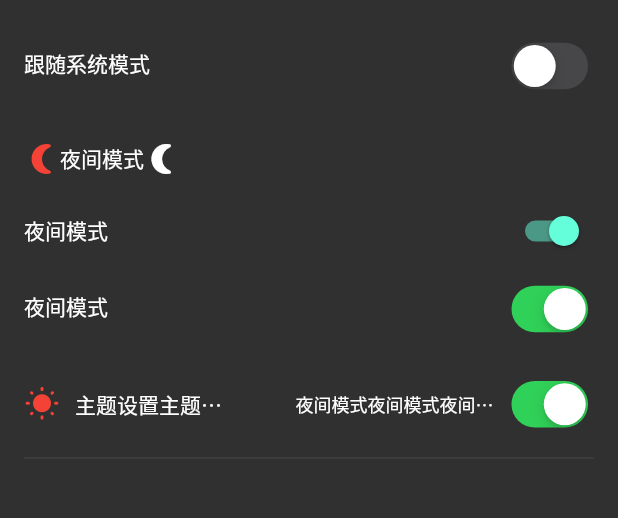
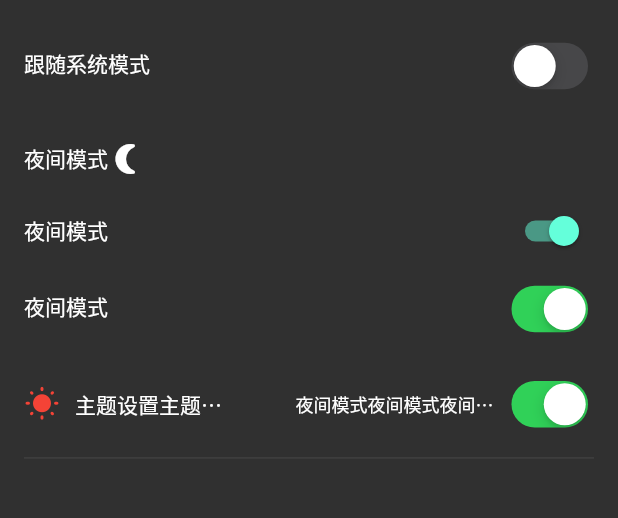
Before and after one commit to JerryAlexLiang/flutter_wan_android_getx, a Flutter app: the ThemeSettingPage screen opened by its route, after a tap on "日间模式", on a phone screen of 412 x 824 dp, the part 60-578 px from its top. Run offline on Flutter 3.47's test engine with Material 2 defaults, Android fonts, the phone set to English and light mode, and no system bars; drawn by our look-alikes of oktoast, pull_to_refresh; our stand-ins replace dio, flutter_screenutil, fluttertoast, get, logger, shared_preferences; accounts and stored records are empty.

Commit message:
[develop] bug fixed

```diff
--- a/lib/page/mine/mine_page.dart
+++ b/lib/page/mine/mine_page.dart
@@ -9,35 +9,45 @@ import 'package:get/get.dart';
 import 'mine_controller.dart';
 
 class MinePage extends StatelessWidget {
+  const MinePage({Key? key}) : super(key: key);
+
   @override
   Widget build(BuildContext context) {
     final controller = Get.find<MineController>();
+    final themeSettingController = Get.find<ThemeSettingController>();
 
     LoggerUtil.d("=======> MinePage build");
     return Center(
       child: MaterialButton(
         onPressed: () {
-          // navigator!
-          //     .push(
-          //     MaterialPageRoute(builder: (context) => ThemeSettingPage()));
           Get.toNamed(AppRoutes.settingPage);
         },
-        // child: const Text('更改主题'),
         child: Row(
           children: [
-            GetX<ThemeSettingController>(
-              init: ThemeSettingController(),
-              initState: (_) {},
-              builder: (controller) {
-                return Icon(
-                  controller.themeKeyValue == ThemeKey.darkTheme
-                      ? Icons.nightlight_round
-                      : Icons.wb_sunny_rounded,
-                );
-              },
+            // GetX<ThemeSettingController>(
+            //   init: ThemeSettingController(),
+            //   initState: (_) {},
+            //   builder: (controller) {
+            //     return Icon(
+            //       controller.themeKeyValue == ThemeKey.darkTheme
+            //           ? Icons.nightlight_round
+            //           : Icons.wb_sunny_rounded,
+            //     );
+            //   },
+            // ),
+            Icon(
+              themeSettingController.themeKeyValue == ThemeKey.darkTheme
+                  ? Icons.nightlight_round
+                  : Icons.wb_sunny_rounded,
             ),
-            const Expanded(
-              child: Text('更改主题'),
+            Expanded(
+              child: Text(
+                '更改主题',
+                style: TextStyle(
+                  // color: Theme.of(context).textTheme.bodyText1?.color,
+                  color: context.bodyText1Color,
+                ),
+              ),
             ),
           ],
         ),
--- a/lib/page/setting/theme/theme_setting_page.dart
+++ b/lib/page/setting/theme/theme_setting_page.dart
@@ -29,22 +29,22 @@ class ThemeSettingPage extends StatelessWidget {
       // ClampingScrollPhysics ： 防止滚动超出边界，夹住 。
       // AlwaysScrollableScrollPhysics ：始终响应用户的滚动。
       // NeverScrollableScrollPhysics ：不响应用户的滚动。
-      body: Center(
+      body: Obx(() {
+        return Center(
           child: ListView(
             physics: const BouncingScrollPhysics(),
             children: [
               ListTile(
                 leading: Text(
                   '跟随系统模式',
-                style: Theme.of(context).textTheme.bodyText1,
+                  // style: Theme.of(context).textTheme.bodyText1,
+                  style: context.bodyText1Style,
                 ),
-              trailing: Obx(() {
-                return CupertinoSwitch(
+                trailing: CupertinoSwitch(
                   value: controller.systemThemeModeValue,
                   onChanged: (toggles) =>
                       controller.openSystemThemeMode(toggles),
-                );
-              }),
+                ),
                 onTap: () => Fluttertoast.showToast(msg: "msg"),
               ),
               const SizedBox(
@@ -56,20 +56,14 @@ class ThemeSettingPage extends StatelessWidget {
                   children: [
                     MaterialButton(
                       onPressed: () {
-                      controller.changeThemeData(Get.isDarkMode
+                        controller.changeThemeData(
+                            controller.themeKeyValue == ThemeKey.darkTheme
                                 ? ThemeKey.lightTheme
                                 : ThemeKey.darkTheme);
                       },
                       child: Row(
                         children: [
-                        Icon(
-                          Get.isDarkMode
-                              ? Icons.nightlight_round
-                              : Icons.wb_sunny_rounded,
-                          color: Get.iconColor,
-                        ),
-                        Text(Get.isDarkMode ? '夜间模式' : '日间模式'),
-                        // Text(controller.themeKey.toString()),
+                          Text(controller.themeKeyValue),
                           Icon(
                             controller.themeKeyValue == ThemeKey.darkTheme
                                 ? Icons.nightlight_round
@@ -110,7 +104,8 @@ class ThemeSettingPage extends StatelessWidget {
                       title:
                           "主题设置主题设置主题设置主题设置主题设置主题设置主题设置主题设置主题设置主题设置主题设置主题设置主题设置",
                       isShowLeftWidget: true,
-                    // leftImage: 'images/ic_back_black.png',
+                      leftImage: 'images/ic_back_black.png',
+                      // leftColor: Colors.yellow,
                       leftWidget: const Icon(Icons.wb_sunny_rounded),
                       // rightContent: "黑夜模式黑夜模式黑夜模式黑夜模式黑夜模式黑夜模式黑夜模式黑夜模式黑夜模式黑夜模式黑夜模式黑夜模式",
                       rightContent: controller.themeKeyValue * 10,
@@ -119,7 +114,8 @@ class ThemeSettingPage extends StatelessWidget {
                       //   padding: const EdgeInsets.only(right: 10),
                       //   child: const Icon(Icons.check, color: Colors.red),
                       // ),
-                    onTap: () => Fluttertoast.showToast(msg: "CustomListTitle"),
+                      onTap: () =>
+                          Fluttertoast.showToast(msg: "CustomListTitle"),
                       onLongPress: () => Fluttertoast.showToast(
                           msg: "CustomListTitle onLongPress"),
                       rightWidget: CupertinoSwitch(
@@ -133,7 +129,8 @@ class ThemeSettingPage extends StatelessWidget {
               ),
             ],
           ),
-      ),
+        );
+      }),
     );
   }
 }
--- a/lib/routes/app_pages.dart
+++ b/lib/routes/app_pages.dart
@@ -1,5 +1,6 @@
 import 'package:flutter_wan_android_getx/page/index/index_binding.dart';
 import 'package:flutter_wan_android_getx/page/index/index_page.dart';
+import 'package:flutter_wan_android_getx/page/setting/setting_binding.dart';
 import 'package:flutter_wan_android_getx/page/setting/setting_page.dart';
 import 'package:flutter_wan_android_getx/page/setting/theme/theme_setting_page.dart';
 import 'package:flutter_wan_android_getx/page/unknown_route_page.dart';
@@ -18,7 +19,11 @@ class AppPages {
       page: () => const IndexPage(),
       binding: IndexBinding(),
     ),
-    GetPage(name: AppRoutes.settingPage, page: () => SettingPage()),
+    GetPage(
+      name: AppRoutes.settingPage,
+      page: () => SettingPage(),
+      binding: SettingBinding(),
+    ),
     GetPage(
       name: AppRoutes.themeModePage,
       page: () => ThemeSettingPage(),
--- a/lib/theme/app_theme.dart
+++ b/lib/theme/app_theme.dart
@@ -1,6 +1,5 @@
 import 'package:flutter/material.dart';
 import 'package:flutter_wan_android_getx/theme/app_color.dart';
-import 'package:get/get.dart';
 
 ///白天模式
 ThemeData lightTheme = ThemeData.light().copyWith(
@@ -19,23 +18,23 @@ ThemeData lightTheme = ThemeData.light().copyWith(
   bottomNavigationBarTheme: const BottomNavigationBarThemeData(
     selectedItemColor: AppColors.iconLightColor,
   ),
-  textTheme: const TextTheme(
-    headline1: TextStyle(
-      color: Colors.black,
-    ),
-    subtitle1: TextStyle(
-      color: Colors.black,
-    ),
-    headline3: TextStyle(
-      color: Colors.black,
-    ),
-    bodyText1: TextStyle(
-      color: Colors.black,
-    ),
-    bodyText2: TextStyle(
-      color: Colors.black54,
-    ),
-  ),
+  // textTheme: const TextTheme(
+  //   headline1: TextStyle(
+  //     color: Colors.black,
+  //   ),
+  //   headline3: TextStyle(
+  //     color: Colors.black,
+  //   ),
+  //   subtitle1: TextStyle(
+  //     color: Colors.black,
+  //   ),
+  //   bodyText1: TextStyle(
+  //     color: Colors.black,
+  //   ),
+  //   bodyText2: TextStyle(
+  //     color: Colors.black54,
+  //   ),
+  // ),
 );
 
 ///夜间模式
@@ -55,9 +54,6 @@ ThemeData darkTheme = ThemeData.dark().copyWith(
   ),
 );
 
-IconThemeData lightIconTheme = const IconThemeData(color: Colors.grey);
-IconThemeData darkIconTheme = const IconThemeData(color: Colors.grey);
-
 class ThemeKey {
   static const String keyAppThemeData = "app_theme_data";
   static const String keyAppThemeMode = "app_theme_mode";
@@ -74,5 +70,43 @@ Map<String, ThemeData>? themeDataList = {
 extension ThemeExtension on BuildContext {
   Color get backgroundColor => Theme.of(this).scaffoldBackgroundColor;
 
+  Color? get appBarBackgroundColor =>
+      Theme.of(this).appBarTheme.backgroundColor;
+
+  Color? get appIconColor => Theme.of(this).appBarTheme.iconTheme?.color;
+
   Color get dialogBackgroundColor => Theme.of(this).canvasColor;
+
+  Color? get headline1Color => Theme.of(this).textTheme.headline1?.color;
+
+  Color? get subtitle1Color => Theme.of(this).textTheme.subtitle1?.color;
+
+  Color? get subtitle2Color => Theme.of(this).textTheme.subtitle2?.color;
+
+  Color? get bodyText1Color => Theme.of(this).textTheme.bodyText1?.color;
+
+  Color? get bodyText2Color => Theme.of(this).textTheme.bodyText2?.color;
+
+  Color? get iconDataColor => Theme.of(this).iconTheme.color;
+
+  Color? get bottomNavigationBarBackgroundColor =>
+      Theme.of(this).bottomNavigationBarTheme.backgroundColor;
+
+  Color? get bottomNavigationBarSelectedItemColor =>
+      Theme.of(this).bottomNavigationBarTheme.selectedItemColor;
+
+  Color? get bottomNavigationBarUnSelectedItemColor =>
+      Theme.of(this).bottomNavigationBarTheme.unselectedItemColor;
 }
+
+extension StyleExtension on BuildContext {
+  TextStyle? get headline1Style => Theme.of(this).textTheme.headline1;
+
+  TextStyle? get subtitle1Style => Theme.of(this).textTheme.subtitle1;
+
+  TextStyle? get subtitle2Style => Theme.of(this).textTheme.subtitle2;
+
+  TextStyle? get bodyText1Style => Theme.of(this).textTheme.bodyText1;
+
+  TextStyle? get bodyText2Style => Theme.of(this).textTheme.bodyText2;
+}
--- a/lib/widget/custom_app_bar.dart
+++ b/lib/widget/custom_app_bar.dart
@@ -56,11 +56,11 @@ class CustomAppBar extends StatelessWidget implements PreferredSizeWidget {
         child: SafeArea(
           child: Row(
             children: [
-              backWidget(),
+              backWidget(context),
               Expanded(
-                child: titleWidget(),
+                child: titleWidget(context),
               ),
-              rightWidget(),
+              rightWidget(context),
             ],
           ),
         ),
@@ -72,7 +72,7 @@ class CustomAppBar extends StatelessWidget implements PreferredSizeWidget {
   //AppBar需要实现PreferredSizeWidget
   Size get preferredSize => const Size.fromHeight(56);
 
-  Widget backWidget() {
+  Widget backWidget(BuildContext context) {
     final Widget widget = isBack
         ? IconButton(
             onPressed: () async {
@@ -88,8 +88,8 @@ class CustomAppBar extends StatelessWidget implements PreferredSizeWidget {
             icon: backIcon ??
                 Image.asset(
                   backImg,
-                  color: backBackgroundColor ??
-                      Get.theme.appBarTheme.iconTheme?.color,
+                  color: backBackgroundColor ?? context.appIconColor,
+                  // Get.theme.appBarTheme.iconTheme?.color,
                 ),
           )
         : Gaps.empty;
@@ -97,26 +97,31 @@ class CustomAppBar extends StatelessWidget implements PreferredSizeWidget {
     return widget;
   }
 
-  Widget titleWidget() {
+  Widget titleWidget(BuildContext context) {
     return Container(
       alignment: centerTitle.isEmpty ? Alignment.centerLeft : Alignment.center,
       child: Text(
         title.isEmpty ? centerTitle : title,
-        style: Get.textTheme.subtitle1,
+        // style: Get.textTheme.subtitle1,
+        style: context.subtitle1Style,
       ),
     );
   }
 
-  Widget rightWidget() {
+  Widget rightWidget(BuildContext context) {
     TextStyle? textStyle;
     if (actionBackgroundColor != null) {
       textStyle = TextStyle(
           color: actionBackgroundColor,
-          fontSize: Get.textTheme.subtitle2?.fontSize);
+          // fontSize: Get.textTheme.subtitle2?.fontSize);
+          fontSize: context.subtitle2Style?.fontSize);
     } else {
+      // textStyle = TextStyle(
+      //     color: Get.textTheme.subtitle2?.color,
+      //     fontSize: Get.textTheme.subtitle2?.fontSize);
       textStyle = TextStyle(
-          color: Get.textTheme.subtitle2?.color,
-          fontSize: Get.textTheme.subtitle2?.fontSize);
+          color: context.subtitle2Color,
+          fontSize: context.subtitle2Style?.fontSize);
     }
 
     Widget widget = actionName.isNotEmpty
--- a/lib/widget/custom_list_title.dart
+++ b/lib/widget/custom_list_title.dart
@@ -1,5 +1,6 @@
 import 'package:flutter/material.dart';
 import 'package:flutter_wan_android_getx/res/gaps.dart';
+import 'package:flutter_wan_android_getx/theme/app_theme.dart';
 import 'package:get/get.dart';
 
 /// 自定义组件 CustomListTitle，实现多种布局类型的ListTitle Widget
@@ -105,26 +106,27 @@ class CustomListTitle extends StatelessWidget {
         crossAxisAlignment: CrossAxisAlignment.center,
         children: [
           // 左侧Widget
-          buildLeftWidget(),
+          buildLeftWidget(context),
           isShowLeftWidget ? Gaps.hGap10 : Gaps.empty,
           // Title
-          buildTitleWidget(),
+          buildTitleWidget(context),
           Gaps.hGap32,
           // 右侧Widget
-          buildRightWidget(),
+          buildRightWidget(context),
         ],
       ),
     );
   }
 
   /// 左侧Widget
-  Widget buildLeftWidget() {
+  Widget buildLeftWidget(BuildContext context) {
     Widget widget = isShowLeftWidget
         ? (leftWidget ??
             Image.asset(leftImage!,
                 width: leftSize,
                 height: leftSize,
-                color: Get.textTheme.subtitle1?.color))
+                // color: Get.textTheme.subtitle1?.color))
+                color: leftColor ?? context.iconColor))
         : Gaps.empty;
     return Container(
       // color: Colors.yellow,
@@ -133,7 +135,7 @@ class CustomListTitle extends StatelessWidget {
   }
 
   /// Title
-  Widget buildTitleWidget() {
+  Widget buildTitleWidget(BuildContext context) {
     return Expanded(
       child: Container(
         // color: Colors.blue,
@@ -143,7 +145,8 @@ class CustomListTitle extends StatelessWidget {
           offstage: title.isEmpty ? true : false,
           child: Text(
             title,
-            style: Get.textTheme.bodyText1,
+            // style: Get.textTheme.bodyText1,
+            style: context.bodyText1Style,
             maxLines: maxLines,
             overflow: TextOverflow.ellipsis,
             textAlign: TextAlign.start,
@@ -154,9 +157,10 @@ class CustomListTitle extends StatelessWidget {
   }
 
   /// 右侧Widget
-  Widget buildRightWidget() {
+  Widget buildRightWidget(BuildContext context) {
     /// 可选类型Item : buildRightWidget2, 非可选类型Item : buildRightWidget1
-    Widget widget = !isSelectType ? buildRightWidget1() : buildRightWidget2();
+    Widget widget =
+        !isSelectType ? buildRightWidget1(context) : buildRightWidget2(context);
 
     if (!isSelectType) {
       //非选项类型Item
@@ -179,7 +183,7 @@ class CustomListTitle extends StatelessWidget {
   }
 
   /// 非可选类型Item
-  Widget buildRightWidget1() {
+  Widget buildRightWidget1(BuildContext context) {
     return Row(
       mainAxisAlignment: MainAxisAlignment.end,
       crossAxisAlignment: CrossAxisAlignment.center,
@@ -189,7 +193,8 @@ class CustomListTitle extends StatelessWidget {
             offstage: rightContent.isEmpty ? true : false,
             child: Text(
               rightContent,
-              style: Get.textTheme.bodyText2?.copyWith(fontSize: 12),
+              // style: Get.textTheme.bodyText2?.copyWith(fontSize: 12),
+              style: context.bodyText2Style?.copyWith(fontSize: 12),
               maxLines: maxLines,
               overflow: TextOverflow.ellipsis,
               textAlign: TextAlign.end,
@@ -202,7 +207,8 @@ class CustomListTitle extends StatelessWidget {
                 rightImage!,
                 width: endSize,
                 height: endSize,
-                color: Get.textTheme.bodyText2?.color,
+                // color: Get.textTheme.bodyText2?.color,
+                color: context.bodyText2Color,
               )
             : rightWidget,
       ],
@@ -210,13 +216,14 @@ class CustomListTitle extends StatelessWidget {
   }
 
   /// 可选类型Item
-  Widget buildRightWidget2() {
+  Widget buildRightWidget2(BuildContext context) {
     Widget selectWidget = rightImage != null
         ? Image.asset(
             rightImage!,
             width: endSize,
             height: endSize,
-            color: Get.textTheme.bodyText2?.color,
+            // color: Get.textTheme.bodyText2?.color,
+            color: context.bodyText2Color,
           )
         : rightWidget;
 
```
Also changed, not shown: lib/page/setting/setting_page.dart (+20 -14 lines), lib/page/setting/theme/theme_setting_controller.dart (+20 -4 lines). Lines whose indentation alone changed are shown as unchanged.
